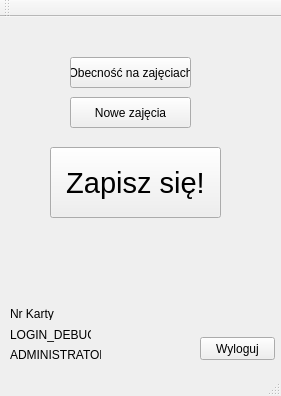
This is mainwindow.ui in MichalKNR/FitMaster5000 as Qt 5 draws it before an edit. The edited form follows.
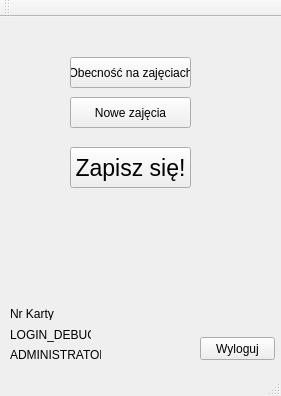
This is the edited form.

Commit message: Added Coach authentication

What changed in the file:
```diff
--- a/mainwindow.ui
+++ b/mainwindow.ui
@@ -17,15 +17,15 @@
    <widget class="QPushButton" name="Apply_for_Event_PB">
     <property name="geometry">
      <rect>
-      <x>50</x>
+      <x>70</x>
       <y>130</y>
-      <width>171</width>
-      <height>71</height>
+      <width>121</width>
+      <height>41</height>
      </rect>
     </property>
     <property name="font">
      <font>
-      <pointsize>22</pointsize>
+      <pointsize>17</pointsize>
      </font>
     </property>
     <property name="text">
```
The commit also changes 2 other files.
